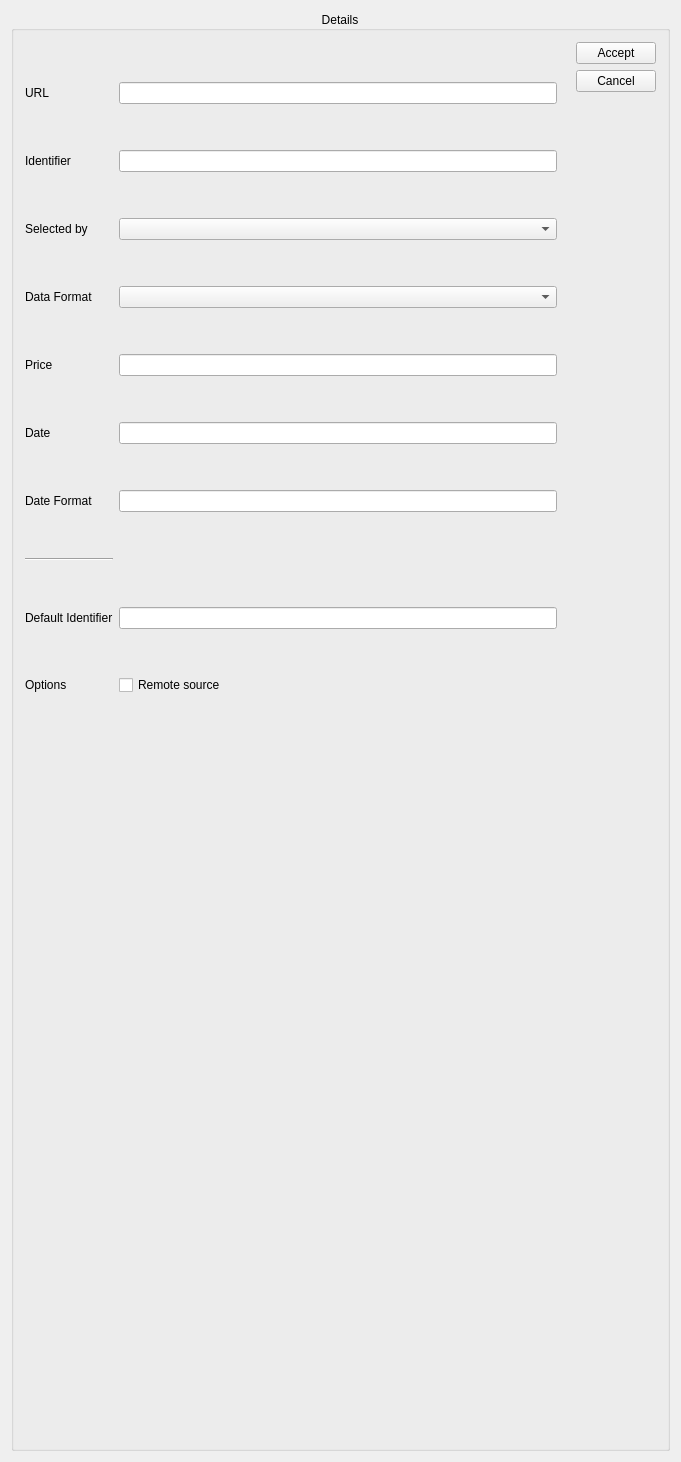
Qt form src/alkonlinequotedetails.ui (KDE/alkimia) before a commit.
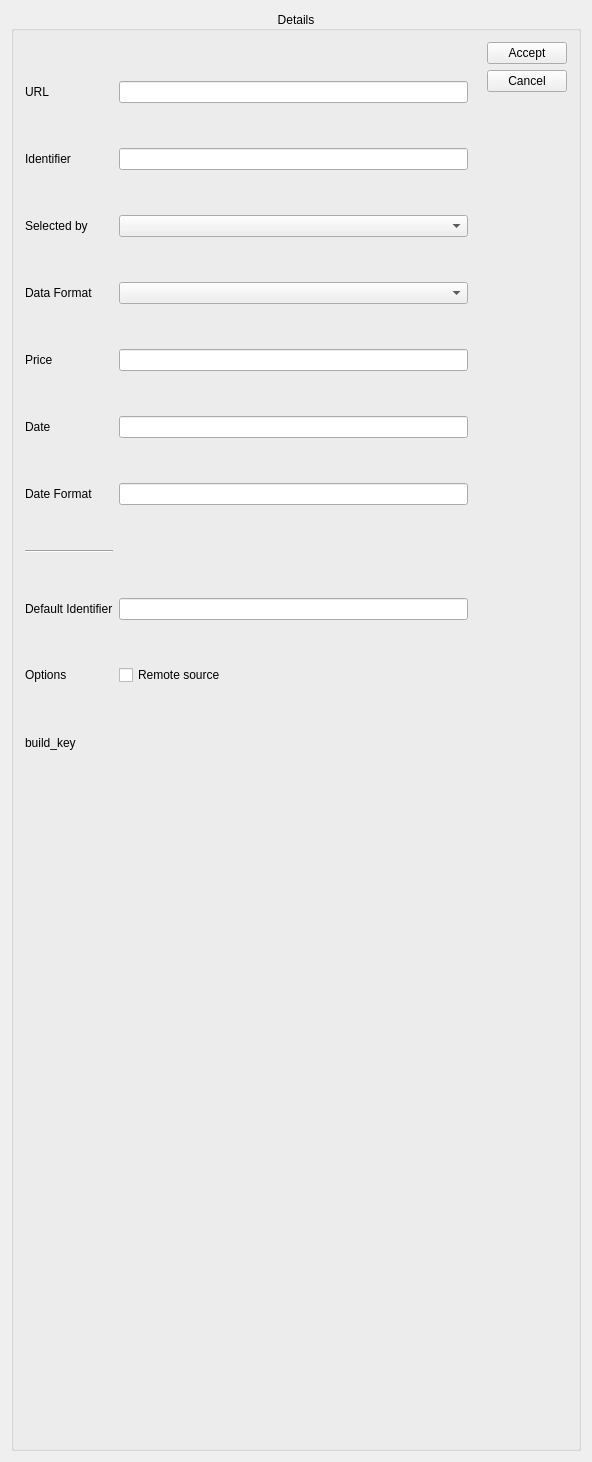
The same form after that commit. Icons and pictures are not drawn. Custom widgets are drawn as their Qt base class.

Commit message:
Show build key in quotes detail widget, if present
This helps supporters to directly receive the latest building information
for the online quote widget provided by alkimia.

Patch:
```diff
--- a/src/alkonlinequotedetails.ui
+++ b/src/alkonlinequotedetails.ui
@@ -6,7 +6,7 @@
    <rect>
     <x>0</x>
     <y>0</y>
-    <width>681</width>
+    <width>592</width>
     <height>1462</height>
    </rect>
   </property>
@@ -267,6 +267,13 @@
         </item>
        </layout>
       </item>
+      <item>
+       <widget class="QLabel" name="m_buildKey">
+        <property name="text">
+         <string>build_key</string>
+        </property>
+       </widget>
+      </item>
       <item>
        <spacer name="verticalSpacer_6">
         <property name="orientation">
```
The commit also changes 2 other files.
